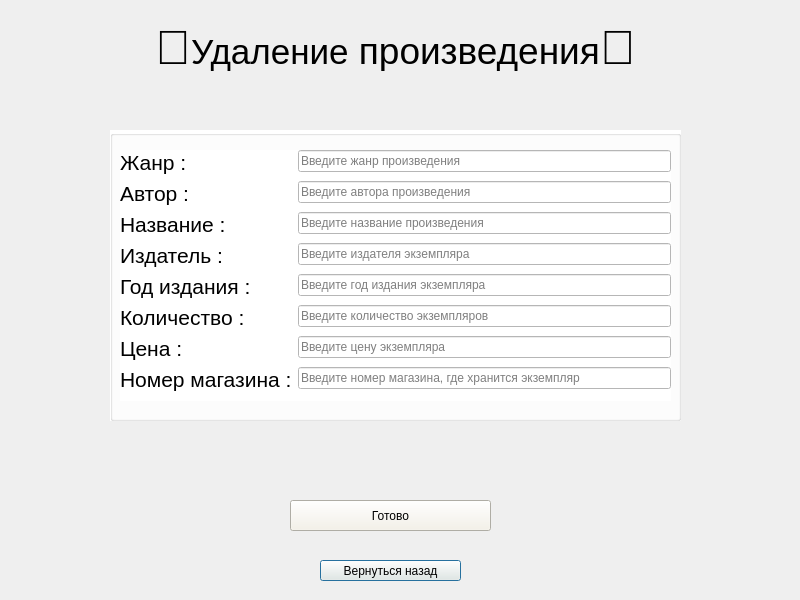
Above: delete_item.ui from mamam111a/2-year_coursework_client before the change. Below: the same form after it.
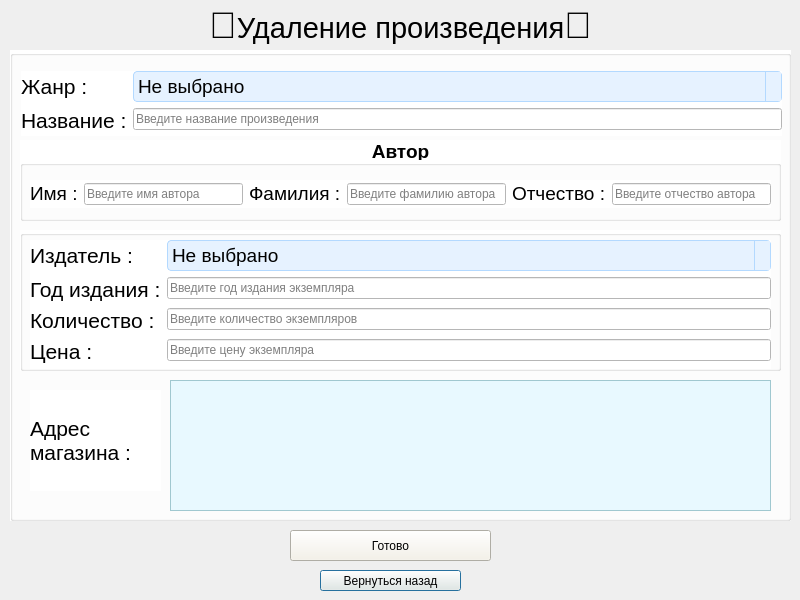
That is the form after the change.

What changed in the file:
```diff
--- a/delete_item.ui
+++ b/delete_item.ui
@@ -16,21 +16,21 @@
   <widget class="QLabel" name="label">
    <property name="geometry">
     <rect>
-     <x>100</x>
-     <y>20</y>
-     <width>591</width>
+     <x>0</x>
+     <y>0</y>
+     <width>801</width>
      <height>51</height>
     </rect>
    </property>
    <property name="text">
-    <string>&lt;html&gt;&lt;head/&gt;&lt;body&gt;&lt;p align=&quot;center&quot;&gt;&lt;span style=&quot; font-size:36pt;&quot;&gt;🧹&lt;/span&gt;&lt;span style=&quot; font-size:26pt;&quot;&gt;Удаление&lt;/span&gt;&lt;span style=&quot; font-size:28pt;&quot;&gt; произведения&lt;/span&gt;&lt;span style=&quot; font-size:36pt;&quot;&gt;🧹&lt;/span&gt;&lt;/p&gt;&lt;/body&gt;&lt;/html&gt;</string>
+    <string>&lt;html&gt;&lt;head/&gt;&lt;body&gt;&lt;p align=&quot;center&quot;&gt;&lt;span style=&quot; font-size:28pt;&quot;&gt;🧹&lt;/span&gt;&lt;span style=&quot; font-size:22pt;&quot;&gt;Удаление произведения&lt;/span&gt;&lt;span style=&quot; font-size:28pt;&quot;&gt;🧹&lt;/span&gt;&lt;/p&gt;&lt;/body&gt;&lt;/html&gt;</string>
    </property>
   </widget>
   <widget class="QPushButton" name="pushButton">
    <property name="geometry">
     <rect>
      <x>320</x>
-     <y>560</y>
+     <y>570</y>
      <width>141</width>
      <height>21</height>
     </rect>
@@ -45,13 +45,45 @@
     <string>Вернуться назад</string>
    </property>
   </widget>
+  <widget class="QPushButton" name="pushButton_2">
+   <property name="geometry">
+    <rect>
+     <x>290</x>
+     <y>530</y>
+     <width>201</width>
+     <height>31</height>
+    </rect>
+   </property>
+   <property name="styleSheet">
+    <string notr="true">
+QPushButton {
+    background-color: #F5F2E7; /* Ярко-красный */
+    color: black;              /* Черный текст */
+ 
+}
+
+QPushButton:hover {
+    background-color: #01eb00; /* Темнее при наведении */
+}
+
+QPushButton:pressed {
+    background-color: #01a800 /* Ещё темнее при нажатии */
+}
+
+
+</string>
+   </property>
+   <property name="text">
+    <string>Готово</string>
+   </property>
+  </widget>
   <widget class="QGroupBox" name="groupBox">
    <property name="geometry">
     <rect>
-     <x>110</x>
-     <y>130</y>
-     <width>571</width>
-     <height>291</height>
+     <x>10</x>
+     <y>50</y>
+     <width>781</width>
+     <height>471</height>
     </rect>
    </property>
    <property name="styleSheet">
@@ -60,13 +92,249 @@
    <property name="title">
     <string/>
    </property>
-   <widget class="QWidget" name="layoutWidget">
+   <widget class="QLabel" name="label_4">
     <property name="geometry">
      <rect>
       <x>10</x>
-      <y>20</y>
-      <width>551</width>
-      <height>251</height>
+      <y>90</y>
+      <width>761</width>
+      <height>21</height>
+     </rect>
+    </property>
+    <property name="text">
+     <string>&lt;html&gt;&lt;head/&gt;&lt;body&gt;&lt;p align=&quot;center&quot;&gt;&lt;span style=&quot; font-size:14pt; font-weight:700;&quot;&gt;Автор&lt;/span&gt;&lt;/p&gt;&lt;/body&gt;&lt;/html&gt;</string>
+    </property>
+   </widget>
+   <widget class="QGroupBox" name="groupBox_2">
+    <property name="geometry">
+     <rect>
+      <x>10</x>
+      <y>110</y>
+      <width>761</width>
+      <height>61</height>
+     </rect>
+    </property>
+    <property name="title">
+     <string/>
+    </property>
+    <widget class="QWidget" name="layoutWidget_2">
+     <property name="geometry">
+      <rect>
+       <x>10</x>
+       <y>20</y>
+       <width>741</width>
+       <height>28</height>
+      </rect>
+     </property>
+     <layout class="QHBoxLayout" name="horizontalLayout_3">
+      <item>
+       <widget class="QLabel" name="label_14">
+        <property name="text">
+         <string>&lt;html&gt;&lt;head/&gt;&lt;body&gt;&lt;p&gt;&lt;span style=&quot; font-size:14pt;&quot;&gt;Имя :&lt;/span&gt;&lt;/p&gt;&lt;/body&gt;&lt;/html&gt;</string>
+        </property>
+       </widget>
+      </item>
+      <item>
+       <widget class="QLineEdit" name="author_name">
+        <property name="placeholderText">
+         <string>Введите имя автора</string>
+        </property>
+       </widget>
+      </item>
+      <item>
+       <widget class="QLabel" name="label_15">
+        <property name="text">
+         <string>&lt;html&gt;&lt;head/&gt;&lt;body&gt;&lt;p&gt;&lt;span style=&quot; font-size:14pt;&quot;&gt;Фамилия :&lt;/span&gt;&lt;/p&gt;&lt;/body&gt;&lt;/html&gt;</string>
+        </property>
+       </widget>
+      </item>
+      <item>
+       <widget class="QLineEdit" name="author_familia">
+        <property name="placeholderText">
+         <string>Введите фамилию автора</string>
+        </property>
+       </widget>
+      </item>
+      <item>
+       <widget class="QLabel" name="label_16">
+        <property name="text">
+         <string>&lt;html&gt;&lt;head/&gt;&lt;body&gt;&lt;p&gt;&lt;span style=&quot; font-size:14pt;&quot;&gt;Отчество :&lt;/span&gt;&lt;/p&gt;&lt;/body&gt;&lt;/html&gt;</string>
+        </property>
+       </widget>
+      </item>
+      <item>
+       <widget class="QLineEdit" name="author_otchestvo">
+        <property name="placeholderText">
+         <string>Введите отчество автора</string>
+        </property>
+       </widget>
+      </item>
+     </layout>
+    </widget>
+   </widget>
+   <widget class="QLabel" name="label_6">
+    <property name="geometry">
+     <rect>
+      <x>20</x>
+      <y>340</y>
+      <width>131</width>
+      <height>101</height>
+     </rect>
+    </property>
+    <property name="text">
+     <string>&lt;html&gt;&lt;head/&gt;&lt;body&gt;&lt;p&gt;&lt;span style=&quot; font-size:16pt;&quot;&gt;Адрес &lt;br/&gt;магазина :&lt;/span&gt;&lt;/p&gt;&lt;/body&gt;&lt;/html&gt;</string>
+    </property>
+   </widget>
+   <widget class="QListWidget" name="listWidget">
+    <property name="geometry">
+     <rect>
+      <x>160</x>
+      <y>330</y>
+      <width>601</width>
+      <height>131</height>
+     </rect>
+    </property>
+    <property name="font">
+     <font>
+      <pointsize>15</pointsize>
+     </font>
+    </property>
+    <property name="styleSheet">
+     <string notr="true">QListWidget {
+    background-color: #E8F9FF; /* очень бледный голубой фон */
+    color: black;              /* цвет текста */
+    border: 1px solid #A0C8D0; /* рамка */
+}
+
+QListWidget::item:selected {
+    background-color: #C0E8FF; /* цвет выбранного элемента */
+    color: black;              /* цвет текста выбранного элемента */
+}
+</string>
+    </property>
+    <property name="selectionMode">
+     <enum>QAbstractItemView::MultiSelection</enum>
+    </property>
+   </widget>
+   <widget class="QGroupBox" name="groupBox_3">
+    <property name="geometry">
+     <rect>
+      <x>10</x>
+      <y>180</y>
+      <width>761</width>
+      <height>141</height>
+     </rect>
+    </property>
+    <property name="title">
+     <string/>
+    </property>
+    <widget class="QWidget" name="layoutWidget">
+     <property name="geometry">
+      <rect>
+       <x>10</x>
+       <y>10</y>
+       <width>741</width>
+       <height>129</height>
+      </rect>
+     </property>
+     <layout class="QFormLayout" name="formLayout_2">
+      <item row="0" column="0">
+       <widget class="QLabel" name="dfggfd">
+        <property name="text">
+         <string>&lt;html&gt;&lt;head/&gt;&lt;body&gt;&lt;p&gt;&lt;span style=&quot; font-size:16pt;&quot;&gt;Издатель :&lt;/span&gt;&lt;/p&gt;&lt;/body&gt;&lt;/html&gt;</string>
+        </property>
+       </widget>
+      </item>
+      <item row="1" column="0">
+       <widget class="QLabel" name="dfgfgd">
+        <property name="text">
+         <string>&lt;html&gt;&lt;head/&gt;&lt;body&gt;&lt;p&gt;&lt;span style=&quot; font-size:16pt;&quot;&gt;Год издания :&lt;/span&gt;&lt;/p&gt;&lt;/body&gt;&lt;/html&gt;</string>
+        </property>
+       </widget>
+      </item>
+      <item row="1" column="1">
+       <widget class="QLineEdit" name="publisher_year">
+        <property name="placeholderText">
+         <string>Введите год издания экземпляра</string>
+        </property>
+       </widget>
+      </item>
+      <item row="2" column="0">
+       <widget class="QLabel" name="fdggfd">
+        <property name="text">
+         <string>&lt;html&gt;&lt;head/&gt;&lt;body&gt;&lt;p&gt;&lt;span style=&quot; font-size:16pt;&quot;&gt;Количество :&lt;/span&gt;&lt;/p&gt;&lt;/body&gt;&lt;/html&gt;</string>
+        </property>
+       </widget>
+      </item>
+      <item row="2" column="1">
+       <widget class="QLineEdit" name="quantity">
+        <property name="placeholderText">
+         <string>Введите количество экземпляров</string>
+        </property>
+       </widget>
+      </item>
+      <item row="3" column="0">
+       <widget class="QLabel" name="dfgfgd_2">
+        <property name="text">
+         <string>&lt;html&gt;&lt;head/&gt;&lt;body&gt;&lt;p&gt;&lt;span style=&quot; font-size:16pt;&quot;&gt;Цена :&lt;/span&gt;&lt;/p&gt;&lt;/body&gt;&lt;/html&gt;</string>
+        </property>
+       </widget>
+      </item>
+      <item row="3" column="1">
+       <widget class="QLineEdit" name="price">
+        <property name="placeholderText">
+         <string>Введите цену экземпляра</string>
+        </property>
+       </widget>
+      </item>
+      <item row="0" column="1">
+       <widget class="QComboBox" name="comboBox_pub">
+        <property name="font">
+         <font>
+          <pointsize>14</pointsize>
+         </font>
+        </property>
+        <property name="styleSheet">
+         <string notr="true">/* Общий стиль для всех QLineEdit */
+QLineEdit {
+    background-color: #f0f0f0; /* светло-серый фон */
+    color: #000000;            /* чёрный текст */
+    border: 1px solid #cccccc; /* светлая рамка */
+    border-radius: 4px;
+    padding: 2px 4px;
+}
+
+/* Стиль для QComboBox — бледный голубой фон */
+QComboBox {
+    background-color: #e6f2ff; /* очень светлый голубой */
+    color: #000000;             /* чёрный текст */
+    border: 1px solid #b3d9ff; /* светлая рамка */
+    border-radius: 4px;
+    padding: 2px 4px;
+}
+
+/* Стиль для стрелки выпадающего списка */
+QComboBox::drop-down {
+    border-left: 1px solid #b3d9ff;
+    background-color: #e6f2ff;
+}
+</string>
+        </property>
+        <property name="placeholderText">
+         <string>Не выбрано</string>
+        </property>
+       </widget>
+      </item>
+     </layout>
+    </widget>
+   </widget>
+   <widget class="QWidget" name="layoutWidget_3">
+    <property name="geometry">
+     <rect>
+      <x>11</x>
+      <y>21</y>
+      <width>761</width>
+      <height>65</height>
      </rect>
     </property>
     <layout class="QFormLayout" name="formLayout">
@@ -77,146 +345,61 @@
        </property>
       </widget>
      </item>
-     <item row="0" column="1">
-      <widget class="QLineEdit" name="section">
-       <property name="placeholderText">
-        <string>Введите жанр произведения</string>
-       </property>
-      </widget>
-     </item>
      <item row="1" column="0">
-      <widget class="QLabel" name="dfg">
-       <property name="text">
-        <string>&lt;html&gt;&lt;head/&gt;&lt;body&gt;&lt;p&gt;&lt;span style=&quot; font-size:16pt;&quot;&gt;Автор &lt;/span&gt;&lt;span style=&quot; font-size:16pt;&quot;&gt;:&lt;/span&gt;&lt;/p&gt;&lt;/body&gt;&lt;/html&gt;</string>
-       </property>
-      </widget>
-     </item>
-     <item row="1" column="1">
-      <widget class="QLineEdit" name="author">
-       <property name="placeholderText">
-        <string>Введите автора произведения</string>
-       </property>
-      </widget>
-     </item>
-     <item row="2" column="0">
       <widget class="QLabel" name="titledfgfd">
        <property name="text">
         <string>&lt;html&gt;&lt;head/&gt;&lt;body&gt;&lt;p&gt;&lt;span style=&quot; font-size:16pt;&quot;&gt;Название :&lt;/span&gt;&lt;/p&gt;&lt;/body&gt;&lt;/html&gt;</string>
        </property>
       </widget>
      </item>
-     <item row="2" column="1">
+     <item row="1" column="1">
       <widget class="QLineEdit" name="title">
        <property name="placeholderText">
         <string>Введите название произведения</string>
        </property>
       </widget>
      </item>
-     <item row="3" column="0">
-      <widget class="QLabel" name="dfggfd">
-       <property name="text">
-        <string>&lt;html&gt;&lt;head/&gt;&lt;body&gt;&lt;p&gt;&lt;span style=&quot; font-size:16pt;&quot;&gt;Издатель :&lt;/span&gt;&lt;/p&gt;&lt;/body&gt;&lt;/html&gt;</string>
+     <item row="0" column="1">
+      <widget class="QComboBox" name="comboBox_section">
+       <property name="font">
+        <font>
+         <pointsize>14</pointsize>
+        </font>
        </property>
-      </widget>
-     </item>
-     <item row="3" column="1">
-      <widget class="QLineEdit" name="publisher">
-       <property name="placeholderText">
-        <string>Введите издателя экземпляра</string>
+       <property name="styleSheet">
+        <string notr="true">/* Общий стиль для всех QLineEdit */
+QLineEdit {
+    background-color: #f0f0f0; /* светло-серый фон */
+    color: #000000;            /* чёрный текст */
+    border: 1px solid #cccccc; /* светлая рамка */
+    border-radius: 4px;
+    padding: 2px 4px;
+}
+
+/* Стиль для QComboBox — бледный голубой фон */
+QComboBox {
+    background-color: #e6f2ff; /* очень светлый голубой */
+    color: #000000;             /* чёрный текст */
+    border: 1px solid #b3d9ff; /* светлая рамка */
+    border-radius: 4px;
+    padding: 2px 4px;
+}
+
+/* Стиль для стрелки выпадающего списка */
+QComboBox::drop-down {
+    border-left: 1px solid #b3d9ff;
+    background-color: #e6f2ff;
+}
+</string>
        </property>
-      </widget>
-     </item>
-     <item row="4" column="0">
-      <widget class="QLabel" name="dfgfgd">
-       <property name="text">
-        <string>&lt;html&gt;&lt;head/&gt;&lt;body&gt;&lt;p&gt;&lt;span style=&quot; font-size:16pt;&quot;&gt;Год издания :&lt;/span&gt;&lt;/p&gt;&lt;/body&gt;&lt;/html&gt;</string>
-       </property>
-      </widget>
-     </item>
-     <item row="4" column="1">
-      <widget class="QLineEdit" name="publisher_year">
        <property name="placeholderText">
-        <string>Введите год издания экземпляра</string>
-       </property>
-      </widget>
-     </item>
-     <item row="5" column="0">
-      <widget class="QLabel" name="fdggfd">
-       <property name="text">
-        <string>&lt;html&gt;&lt;head/&gt;&lt;body&gt;&lt;p&gt;&lt;span style=&quot; font-size:16pt;&quot;&gt;Количество :&lt;/span&gt;&lt;/p&gt;&lt;/body&gt;&lt;/html&gt;</string>
-       </property>
-      </widget>
-     </item>
-     <item row="5" column="1">
-      <widget class="QLineEdit" name="quantity">
-       <property name="placeholderText">
-        <string>Введите количество экземпляров</string>
-       </property>
-      </widget>
-     </item>
-     <item row="6" column="0">
-      <widget class="QLabel" name="dfgfgd_2">
-       <property name="text">
-        <string>&lt;html&gt;&lt;head/&gt;&lt;body&gt;&lt;p&gt;&lt;span style=&quot; font-size:16pt;&quot;&gt;Цена :&lt;/span&gt;&lt;/p&gt;&lt;/body&gt;&lt;/html&gt;</string>
-       </property>
-      </widget>
-     </item>
-     <item row="6" column="1">
-      <widget class="QLineEdit" name="price">
-       <property name="placeholderText">
-        <string>Введите цену экземпляра</string>
-       </property>
-      </widget>
-     </item>
-     <item row="7" column="0">
-      <widget class="QLabel" name="label_2">
-       <property name="text">
-        <string>&lt;html&gt;&lt;head/&gt;&lt;body&gt;&lt;p&gt;&lt;span style=&quot; font-size:16pt;&quot;&gt;Номер магазина :&lt;/span&gt;&lt;/p&gt;&lt;/body&gt;&lt;/html&gt;</string>
-       </property>
-      </widget>
-     </item>
-     <item row="7" column="1">
-      <widget class="QLineEdit" name="numbershop">
-       <property name="placeholderText">
-        <string>Введите номер магазина, где хранится экземпляр</string>
+        <string>Не выбрано</string>
        </property>
       </widget>
      </item>
     </layout>
    </widget>
   </widget>
-  <widget class="QPushButton" name="pushButton_2">
-   <property name="geometry">
-    <rect>
-     <x>290</x>
-     <y>500</y>
-     <width>201</width>
-     <height>31</height>
-    </rect>
-   </property>
-   <property name="styleSheet">
-    <string notr="true">
-QPushButton {
-    background-color: #F5F2E7; /* Ярко-красный */
-    color: black;              /* Черный текст */
- 
-}
-
-QPushButton:hover {
-    background-color: #01eb00; /* Темнее при наведении */
-}
-
-QPushButton:pressed {
-    background-color: #01a800 /* Ещё темнее при нажатии */
-}
-
-
-</string>
-   </property>
-   <property name="text">
-    <string>Готово</string>
-   </property>
-  </widget>
  </widget>
  <resources/>
  <connections/>
```
